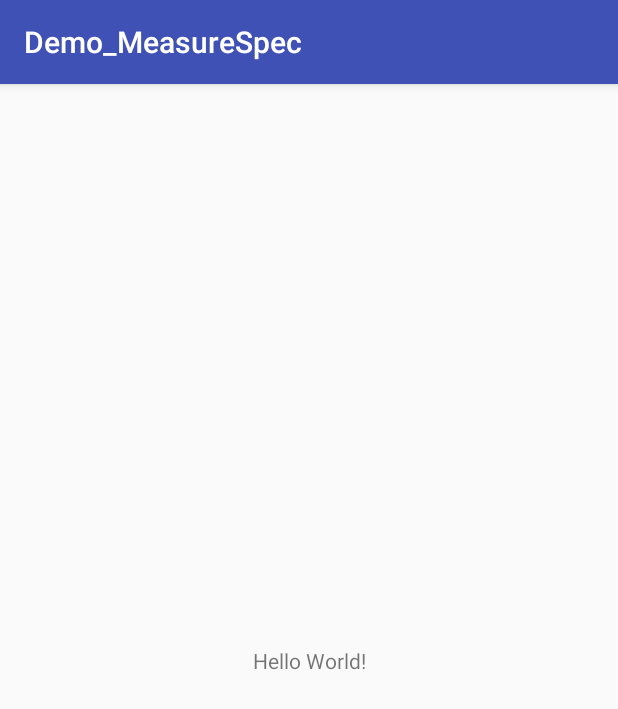
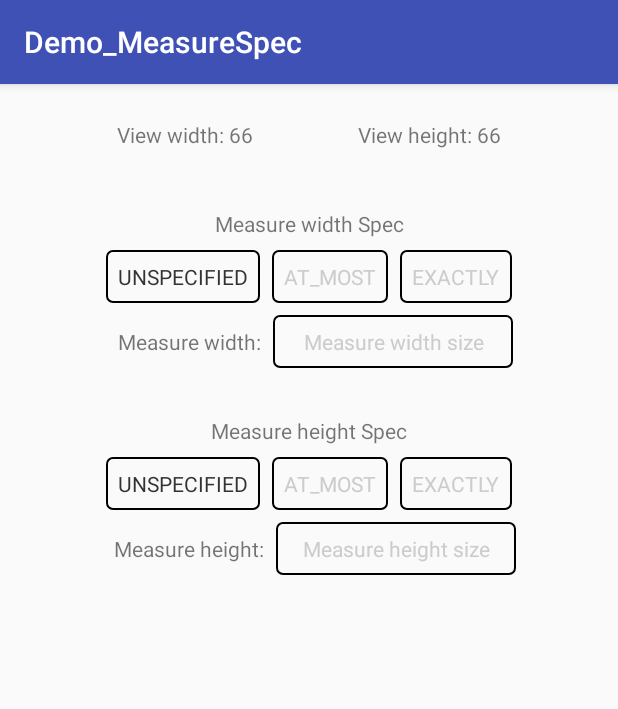
Before and after one commit to vodLee/Demo_MeasureSpec, an Android app: the screen it shows after launch (MainActivity before the commit, DemoViewActivity after it), on a phone screen of 412 x 824 dp. Shown: the top 709 px of the screen. Run offline under Robolectric (Android 15) with nearby library versions, the phone set to English and light mode, and no system bars.

```diff
--- a/app/build.gradle
+++ b/app/build.gradle
@@ -16,6 +16,10 @@ android {
             proguardFiles getDefaultProguardFile('proguard-android.txt'), 'proguard-rules.pro'
         }
     }
+    compileOptions {
+        sourceCompatibility = '1.8'
+        targetCompatibility = '1.8'
+    }
 }
 
 dependencies {
--- a/app/src/main/AndroidManifest.xml
+++ b/app/src/main/AndroidManifest.xml
@@ -9,6 +9,7 @@
         android:roundIcon="@mipmap/ic_launcher_round"
         android:supportsRtl="true"
         android:theme="@style/AppTheme">
+        <activity android:name=".DemoViewActivity"></activity>
         <activity android:name=".MainActivity">
             <intent-filter>
                 <action android:name="android.intent.action.MAIN" />
--- /dev/null
+++ b/app/src/main/java/com/luuyi/measurespec/DemoViewActivity.java
@@ -0,0 +1,126 @@
+package com.luuyi.measurespec;
+
+import android.support.v7.app.AppCompatActivity;
+import android.os.Bundle;
+import android.text.Editable;
+import android.text.TextWatcher;
+import android.view.View;
+import android.widget.EditText;
+import android.widget.RadioGroup;
+import android.widget.TextView;
+
+public class DemoViewActivity extends AppCompatActivity {
+
+    private View mView;
+
+    private TextView tvWidth;
+    private TextView tvHeight;
+
+    private RadioGroup rgWidthSpecMode;
+    private RadioGroup rgHeightSpecMode;
+    private EditText etWidthSpecSize;
+    private EditText etHeightSpecSize;
+
+    private int widthSpecMode;
+    private int heightSpecMode;
+    private int widthSpecSize;
+    private int heightSpecSize;
+
+    @Override
+    protected void onCreate(Bundle savedInstanceState) {
+        super.onCreate(savedInstanceState);
+        setContentView(R.layout.activity_demo_view);
+
+        initViews();
+        calculateSize();
+    }
+
+    private void initViews() {
+        mView = new View(this);
+        mView.setBackgroundResource(R.mipmap.moments);
+
+        tvWidth = findViewById(R.id.tv_demo_view_width);
+        tvHeight = findViewById(R.id.tv_demo_view_height);
+
+        rgWidthSpecMode = findViewById(R.id.rg_demo_view_measure_width_spec_mode);
+        rgHeightSpecMode = findViewById(R.id.rg_demo_view_measure_height_spec_mode);
+
+        etWidthSpecSize = findViewById(R.id.et_demo_view_measure_width_spec_size);
+        etHeightSpecSize = findViewById(R.id.et_demo_view_measure_height_spec_size);
+
+        rgWidthSpecMode.setOnCheckedChangeListener((RadioGroup group, int checkedId) -> {
+            switch (checkedId) {
+                case R.id.rbtn_demo_view_measure_width_spec_at_most:
+                    widthSpecMode = View.MeasureSpec.AT_MOST;
+                    break;
+                case R.id.rbtn_demo_view_measure_width_spec_exactly:
+                    widthSpecMode = View.MeasureSpec.EXACTLY;
+                    break;
+                case R.id.rbtn_demo_view_measure_width_spec_unspecified:
+                    widthSpecMode = View.MeasureSpec.UNSPECIFIED;
+                    break;
+            }
+            calculateSize();
+        });
+        rgHeightSpecMode.setOnCheckedChangeListener((RadioGroup group, int checkedId) -> {
+            switch (checkedId) {
+                case R.id.rbtn_demo_view_measure_height_spec_at_most:
+                    heightSpecMode = View.MeasureSpec.AT_MOST;
+                    break;
+                case R.id.rbtn_demo_view_measure_height_spec_exactly:
+                    heightSpecMode = View.MeasureSpec.EXACTLY;
+                    break;
+                case R.id.rbtn_demo_view_measure_height_spec_unspecified:
+                    heightSpecMode = View.MeasureSpec.UNSPECIFIED;
+                    break;
+            }
+            calculateSize();
+        });
+
+        etWidthSpecSize.addTextChangedListener(new TextWatcher() {
+            @Override
+            public void beforeTextChanged(CharSequence s, int start, int count, int after) {
+
+            }
+
+            @Override
+            public void onTextChanged(CharSequence s, int start, int before, int count) {
+
+            }
+
+            @Override
+            public void afterTextChanged(Editable s) {
+                widthSpecSize = Integer.parseInt(s.toString());
+                calculateSize();
+            }
+        });
+        etHeightSpecSize.addTextChangedListener(new TextWatcher() {
+            @Override
+            public void beforeTextChanged(CharSequence s, int start, int count, int after) {
+
+            }
+
+            @Override
+            public void onTextChanged(CharSequence s, int start, int before, int count) {
+
+            }
+
+            @Override
+            public void afterTextChanged(Editable s) {
+                heightSpecSize = Integer.parseInt(s.toString());
+                calculateSize();
+            }
+        });
+    }
+
+    /**
+     * 计算信息并展示
+     */
+    private void calculateSize() {
+        int w = View.MeasureSpec.makeMeasureSpec(widthSpecSize, widthSpecMode);
+        int h = View.MeasureSpec.makeMeasureSpec(heightSpecSize, heightSpecMode);
+        mView.measure(w, h);
+        tvWidth.setText(String.format("View width: %1$d", mView.getMeasuredWidth()));
+        tvHeight.setText(String.format("View height: %1$d", mView.getMeasuredHeight()));
+    }
+}
--- a/app/src/main/java/com/luuyi/measurespec/MainActivity.java
+++ b/app/src/main/java/com/luuyi/measurespec/MainActivity.java
@@ -1,5 +1,6 @@
 package com.luuyi.measurespec;
 
+import android.content.Intent;
 import android.support.v7.app.AppCompatActivity;
 import android.os.Bundle;
 
@@ -9,5 +10,7 @@ public class MainActivity extends AppCompatActivity {
     protected void onCreate(Bundle savedInstanceState) {
         super.onCreate(savedInstanceState);
         setContentView(R.layout.activity_main);
+        startActivity(new Intent(this, DemoViewActivity.class));
+        finish();
     }
 }
--- /dev/null
+++ b/app/src/main/res/color/color_selected_black_33_unselected_gray_cc.xml
@@ -0,0 +1,7 @@
+<?xml version="1.0" encoding="utf-8"?>
+<selector xmlns:android="http://schemas.android.com/apk/res/android">
+    <item android:color="#333" android:state_selected="true"/>
+    <item android:color="#333" android:state_checked="true"/>
+    <item android:color="#CCC" android:state_selected="false"/>
+    <item android:color="#CCC" android:state_checked="false"/>
+</selector>
--- /dev/null
+++ b/app/src/main/res/drawable/bg_stroke_black_1.xml
@@ -0,0 +1,8 @@
+<?xml version="1.0" encoding="utf-8"?>
+<shape xmlns:android="http://schemas.android.com/apk/res/android">
+
+    <stroke
+        android:width="1dp"
+        android:color="#000" />
+    <corners android:radius="4dp" />
+</shape>
--- /dev/null
+++ b/app/src/main/res/layout/activity_demo_view.xml
@@ -0,0 +1,192 @@
+<?xml version="1.0" encoding="utf-8"?>
+<android.support.constraint.ConstraintLayout xmlns:android="http://schemas.android.com/apk/res/android"
+    xmlns:app="http://schemas.android.com/apk/res-auto"
+    xmlns:tools="http://schemas.android.com/tools"
+    android:layout_width="match_parent"
+    android:layout_height="match_parent"
+    android:padding="16dp"
+    tools:context=".DemoViewActivity">
+
+    <TextView
+        android:id="@+id/tv_demo_view_width"
+        android:layout_width="wrap_content"
+        android:layout_height="wrap_content"
+        android:padding="8dp"
+        android:text="View width:"
+        app:layout_constraintLeft_toLeftOf="parent"
+        app:layout_constraintRight_toLeftOf="@id/tv_demo_view_height"
+        app:layout_constraintTop_toTopOf="parent" />
+
+    <TextView
+        android:id="@+id/tv_demo_view_height"
+        android:layout_width="wrap_content"
+        android:layout_height="wrap_content"
+        android:padding="8dp"
+        android:text="View height:"
+        app:layout_constraintLeft_toRightOf="@id/tv_demo_view_width"
+        app:layout_constraintRight_toRightOf="parent"
+        app:layout_constraintTop_toTopOf="parent" />
+
+    <TextView
+        android:id="@+id/tv_demo_view_measure_width_spec"
+        android:layout_width="wrap_content"
+        android:layout_height="wrap_content"
+        android:layout_marginTop="24dp"
+        android:padding="8dp"
+        android:text="Measure width Spec"
+        app:layout_constraintLeft_toLeftOf="parent"
+        app:layout_constraintRight_toRightOf="parent"
+        app:layout_constraintTop_toBottomOf="@id/tv_demo_view_width" />
+
+    <RadioGroup
+        android:id="@+id/rg_demo_view_measure_width_spec_mode"
+        android:layout_width="wrap_content"
+        android:layout_height="wrap_content"
+        android:orientation="horizontal"
+        app:layout_constraintLeft_toLeftOf="parent"
+        app:layout_constraintRight_toRightOf="parent"
+        app:layout_constraintTop_toBottomOf="@id/tv_demo_view_measure_width_spec">
+
+        <RadioButton
+            android:id="@+id/rbtn_demo_view_measure_width_spec_unspecified"
+            android:layout_width="wrap_content"
+            android:layout_height="wrap_content"
+            android:background="@drawable/bg_stroke_black_1"
+            android:button="@null"
+            android:checked="true"
+            android:padding="8dp"
+            android:text="UNSPECIFIED"
+            android:textColor="@color/color_selected_black_33_unselected_gray_cc" />
+
+        <RadioButton
+            android:id="@+id/rbtn_demo_view_measure_width_spec_at_most"
+            android:layout_width="wrap_content"
+            android:layout_height="wrap_content"
+            android:layout_marginLeft="8dp"
+            android:layout_marginRight="8dp"
+            android:background="@drawable/bg_stroke_black_1"
+            android:button="@null"
+            android:padding="8dp"
+            android:text="AT_MOST"
+            android:textColor="@color/color_selected_black_33_unselected_gray_cc" />
+
+        <RadioButton
+            android:id="@+id/rbtn_demo_view_measure_width_spec_exactly"
+            android:layout_width="wrap_content"
+            android:layout_height="wrap_content"
+            android:background="@drawable/bg_stroke_black_1"
+            android:button="@null"
+            android:padding="8dp"
+            android:text="EXACTLY"
+            android:textColor="@color/color_selected_black_33_unselected_gray_cc" />
+    </RadioGroup>
+
+    <TextView
+        android:id="@+id/tv_demo_view_measure_width_size"
+        android:layout_width="wrap_content"
+        android:layout_height="wrap_content"
+        android:layout_marginTop="8dp"
+        android:padding="8dp"
+        android:text="Measure width:"
+        app:layout_constraintHorizontal_chainStyle="packed"
+        app:layout_constraintLeft_toLeftOf="parent"
+        app:layout_constraintRight_toLeftOf="@id/et_demo_view_measure_width_spec_size"
+        app:layout_constraintTop_toBottomOf="@id/rg_demo_view_measure_width_spec_mode" />
+
+    <EditText
+        android:id="@+id/et_demo_view_measure_width_spec_size"
+        android:layout_width="wrap_content"
+        android:layout_height="wrap_content"
+        android:background="@drawable/bg_stroke_black_1"
+        android:gravity="center"
+        android:hint="Measure width size"
+        android:minWidth="160dp"
+        android:padding="8dp"
+        android:textColorHint="#CCC"
+        android:textSize="14sp"
+        app:layout_constraintBaseline_toBaselineOf="@id/tv_demo_view_measure_width_size"
+        app:layout_constraintLeft_toRightOf="@id/tv_demo_view_measure_width_size"
+        app:layout_constraintRight_toRightOf="parent" />
+
+    <TextView
+        android:id="@+id/tv_demo_view_measure_height_spec"
+        android:layout_width="wrap_content"
+        android:layout_height="wrap_content"
+        android:layout_marginTop="24dp"
+        android:padding="8dp"
+        android:text="Measure height Spec"
+        app:layout_constraintLeft_toLeftOf="parent"
+        app:layout_constraintRight_toRightOf="parent"
+        app:layout_constraintTop_toBottomOf="@id/tv_demo_view_measure_width_size" />
+
+    <RadioGroup
+        android:id="@+id/rg_demo_view_measure_height_spec_mode"
+        android:layout_width="wrap_content"
+        android:layout_height="wrap_content"
+        android:orientation="horizontal"
+        app:layout_constraintLeft_toLeftOf="parent"
+        app:layout_constraintRight_toRightOf="parent"
+        app:layout_constraintTop_toBottomOf="@id/tv_demo_view_measure_height_spec">
+
+        <RadioButton
+            android:id="@+id/rbtn_demo_view_measure_height_spec_unspecified"
+            android:layout_width="wrap_content"
+            android:layout_height="wrap_content"
+            android:background="@drawable/bg_stroke_black_1"
+            android:button="@null"
+            android:checked="true"
+            android:padding="8dp"
+            android:text="UNSPECIFIED"
+            android:textColor="@color/color_selected_black_33_unselected_gray_cc" />
+
+        <RadioButton
+            android:id="@+id/rbtn_demo_view_measure_height_spec_at_most"
+            android:layout_width="wrap_content"
+            android:layout_height="wrap_content"
+            android:layout_marginLeft="8dp"
+            android:layout_marginRight="8dp"
+            android:background="@drawable/bg_stroke_black_1"
+            android:button="@null"
+            android:padding="8dp"
+            android:text="AT_MOST"
+            android:textColor="@color/color_selected_black_33_unselected_gray_cc" />
+
+        <RadioButton
+            android:id="@+id/rbtn_demo_view_measure_height_spec_exactly"
+            android:layout_width="wrap_content"
+            android:layout_height="wrap_content"
+            android:background="@drawable/bg_stroke_black_1"
+            android:button="@null"
+            android:padding="8dp"
+            android:text="EXACTLY"
+            android:textColor="@color/color_selected_black_33_unselected_gray_cc" />
+    </RadioGroup>
+
+    <TextView
+        android:id="@+id/tv_demo_view_measure_height_size"
+        android:layout_width="wrap_content"
+        android:layout_height="wrap_content"
+        android:layout_marginTop="8dp"
+        android:padding="8dp"
+        android:text="Measure height:"
+        app:layout_constraintHorizontal_chainStyle="packed"
+        app:layout_constraintLeft_toLeftOf="parent"
+        app:layout_constraintRight_toLeftOf="@id/et_demo_view_measure_height_spec_size"
+        app:layout_constraintTop_toBottomOf="@id/rg_demo_view_measure_height_spec_mode" />
+
+    <EditText
+        android:id="@+id/et_demo_view_measure_height_spec_size"
+        android:layout_width="wrap_content"
+        android:layout_height="wrap_content"
+        android:background="@drawable/bg_stroke_black_1"
+        android:gravity="center"
+        android:hint="Measure height size"
+        android:minWidth="160dp"
+        android:padding="8dp"
+        android:textColorHint="#CCC"
+        android:textSize="14sp"
+        app:layout_constraintBaseline_toBaselineOf="@id/tv_demo_view_measure_height_size"
+        app:layout_constraintLeft_toRightOf="@id/tv_demo_view_measure_height_size"
+        app:layout_constraintRight_toRightOf="parent" />
+
+</android.support.constraint.ConstraintLayout>
```
Also changed, not shown: app/src/main/res/mipmap-xxhdpi/moments.png (added), 1 other file.
